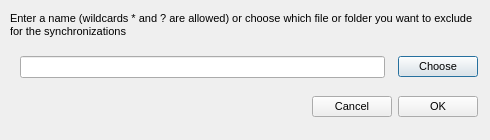
meganz/MEGAsync, file src/MEGASync/gui/linux/AddExclusionDialog.ui: the form before one commit.
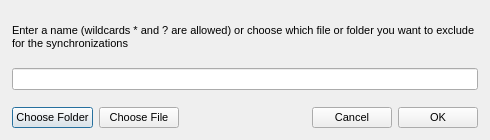
The form after the commit.

Commit message: Adapt exclusion dialog for Win and Linux

Patch:
```diff
--- a/src/MEGASync/gui/linux/AddExclusionDialog.ui
+++ b/src/MEGASync/gui/linux/AddExclusionDialog.ui
@@ -33,16 +33,16 @@
   </property>
   <layout class="QVBoxLayout" name="verticalLayout">
    <property name="leftMargin">
-    <number>10</number>
+    <number>12</number>
    </property>
    <property name="topMargin">
-    <number>0</number>
+    <number>12</number>
    </property>
    <property name="rightMargin">
     <number>12</number>
    </property>
    <property name="bottomMargin">
-    <number>11</number>
+    <number>0</number>
    </property>
    <item>
     <widget class="QLabel" name="label">
@@ -70,30 +70,7 @@
     </widget>
    </item>
    <item>
-    <layout class="QHBoxLayout" name="horizontalLayout_2">
-     <property name="spacing">
-      <number>13</number>
-     </property>
-     <property name="leftMargin">
-      <number>10</number>
-     </property>
-     <item>
-      <widget class="QLineEdit" name="eExclusionItem"/>
-     </item>
-     <item>
-      <widget class="QPushButton" name="bChoose">
-       <property name="minimumSize">
-        <size>
-         <width>0</width>
-         <height>16</height>
-        </size>
-       </property>
-       <property name="text">
-        <string>Choose</string>
-       </property>
-      </widget>
-     </item>
-    </layout>
+    <widget class="QLineEdit" name="eExclusionItem"/>
    </item>
    <item>
     <widget class="QWidget" name="widget" native="true">
@@ -110,6 +87,32 @@
       <property name="bottomMargin">
        <number>0</number>
       </property>
+      <item>
+       <widget class="QPushButton" name="bChoose">
+        <property name="minimumSize">
+         <size>
+          <width>0</width>
+          <height>16</height>
+         </size>
+        </property>
+        <property name="text">
+         <string>Choose Folder</string>
+        </property>
+       </widget>
+      </item>
+      <item>
+       <widget class="QPushButton" name="bChooseFile">
+        <property name="minimumSize">
+         <size>
+          <width>0</width>
+          <height>16</height>
+         </size>
+        </property>
+        <property name="text">
+         <string>Choose File</string>
+        </property>
+       </widget>
+      </item>
       <item>
        <spacer name="horizontalSpacer">
         <property name="orientation">
```
Left out of the diff: 4 changed lines with no effect on the pictures. The commit also changes 3 other files.
